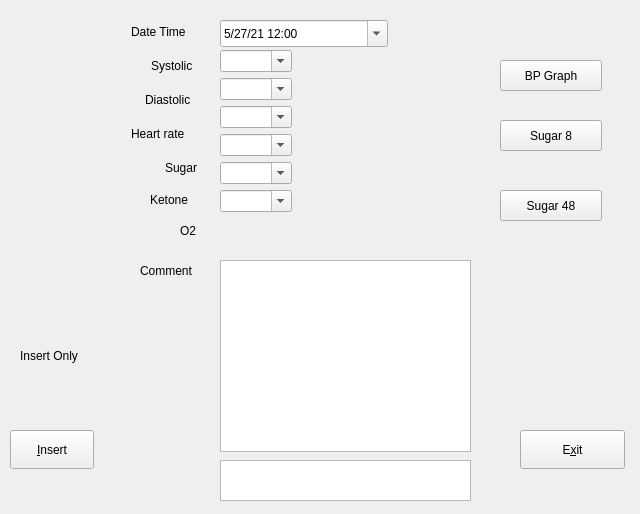
Before: the Qt Designer form forms/addvitals.ui in lbase/bpvitals, drawn with Qt 5.
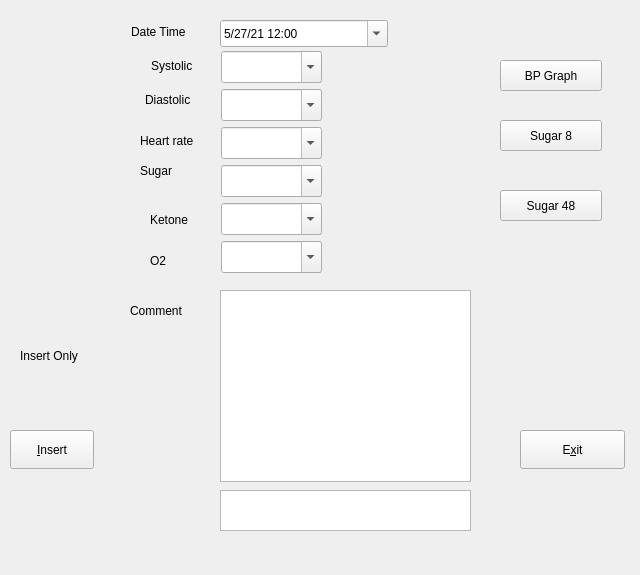
After: the same form once the commit is applied. Icons and pictures are not drawn.

Commit message: adjust combo boxes on addvitals form and make notes about DB prune

Patch:
```diff
--- a/forms/addvitals.ui
+++ b/forms/addvitals.ui
@@ -7,7 +7,7 @@
     <x>0</x>
     <y>0</y>
     <width>640</width>
-    <height>514</height>
+    <height>575</height>
    </rect>
   </property>
   <property name="windowTitle">
@@ -102,7 +102,7 @@
    <property name="geometry">
     <rect>
      <x>150</x>
-     <y>190</y>
+     <y>210</y>
      <width>61</width>
      <height>21</height>
     </rect>
@@ -118,7 +118,7 @@
    <property name="geometry">
     <rect>
      <x>220</x>
-     <y>460</y>
+     <y>490</y>
      <width>251</width>
      <height>41</height>
     </rect>
@@ -186,8 +186,8 @@
   <widget class="QLabel" name="lblcomment">
    <property name="geometry">
     <rect>
-     <x>140</x>
-     <y>260</y>
+     <x>130</x>
+     <y>300</y>
      <width>79</width>
      <height>21</height>
     </rect>
@@ -203,74 +203,17 @@
    <property name="geometry">
     <rect>
      <x>220</x>
-     <y>260</y>
+     <y>290</y>
      <width>251</width>
      <height>192</height>
     </rect>
    </property>
   </widget>
-  <widget class="QWidget" name="">
-   <property name="geometry">
-    <rect>
-     <x>220</x>
-     <y>50</y>
-     <width>100</width>
-     <height>199</height>
-    </rect>
-   </property>
-   <layout class="QFormLayout" name="formLayout">
-    <property name="fieldGrowthPolicy">
-     <enum>QFormLayout::ExpandingFieldsGrow</enum>
-    </property>
-    <item row="0" column="0">
-     <widget class="QComboBox" name="cmbsystolic">
-      <property name="editable">
-       <bool>true</bool>
-      </property>
-     </widget>
-    </item>
-    <item row="1" column="0">
-     <widget class="QComboBox" name="cmbdiastolic">
-      <property name="editable">
-       <bool>true</bool>
-      </property>
-     </widget>
-    </item>
-    <item row="2" column="0">
-     <widget class="QComboBox" name="cmbheartrate">
-      <property name="editable">
-       <bool>true</bool>
-      </property>
-     </widget>
-    </item>
-    <item row="3" column="0">
-     <widget class="QComboBox" name="cmbsugar">
-      <property name="editable">
-       <bool>true</bool>
-      </property>
-     </widget>
-    </item>
-    <item row="4" column="0">
-     <widget class="QComboBox" name="cmbketone">
-      <property name="editable">
-       <bool>true</bool>
-      </property>
-     </widget>
-    </item>
-    <item row="5" column="0">
-     <widget class="QComboBox" name="cmboxy">
-      <property name="editable">
-       <bool>true</bool>
-      </property>
-     </widget>
-    </item>
-   </layout>
-  </widget>
   <widget class="QLabel" name="lblheartrate">
    <property name="geometry">
     <rect>
-     <x>131</x>
-     <y>123</y>
+     <x>140</x>
+     <y>130</y>
      <width>83</width>
      <height>21</height>
     </rect>
@@ -285,8 +228,8 @@
   <widget class="QLabel" name="lbloxy">
    <property name="geometry">
     <rect>
-     <x>180</x>
-     <y>220</y>
+     <x>150</x>
+     <y>250</y>
      <width>23</width>
      <height>21</height>
     </rect>
@@ -317,8 +260,8 @@
   <widget class="QLabel" name="lblsugar">
    <property name="geometry">
     <rect>
-     <x>165</x>
-     <y>157</y>
+     <x>140</x>
+     <y>160</y>
      <width>49</width>
      <height>21</height>
     </rect>
@@ -346,6 +289,93 @@
     <cstring>cmbsystolic</cstring>
    </property>
   </widget>
+  <widget class="QComboBox" name="cmbdiastolic">
+   <property name="geometry">
+    <rect>
+     <x>221</x>
+     <y>89</y>
+     <width>101</width>
+     <height>32</height>
+    </rect>
+   </property>
+   <property name="editable">
+    <bool>true</bool>
+   </property>
+  </widget>
+  <widget class="QComboBox" name="cmbsugar">
+   <property name="geometry">
+    <rect>
+     <x>221</x>
+     <y>165</y>
+     <width>101</width>
+     <height>32</height>
+    </rect>
+   </property>
+   <property name="editable">
+    <bool>true</bool>
+   </property>
+  </widget>
+  <widget class="QComboBox" name="cmbsystolic">
+   <property name="geometry">
+    <rect>
+     <x>221</x>
+     <y>51</y>
+     <width>101</width>
+     <height>32</height>
+    </rect>
+   </property>
+   <property name="editable">
+    <bool>true</bool>
+   </property>
+  </widget>
+  <widget class="QComboBox" name="cmboxy">
+   <property name="geometry">
+    <rect>
+     <x>221</x>
+     <y>241</y>
+     <width>101</width>
+     <height>32</height>
+    </rect>
+   </property>
+   <property name="editable">
+    <bool>true</bool>
+   </property>
+  </widget>
+  <widget class="QComboBox" name="cmbheartrate">
+   <property name="geometry">
+    <rect>
+     <x>221</x>
+     <y>127</y>
+     <width>101</width>
+     <height>32</height>
+    </rect>
+   </property>
+   <property name="editable">
+    <bool>true</bool>
+   </property>
+  </widget>
+  <widget class="QComboBox" name="cmbketone">
+   <property name="geometry">
+    <rect>
+     <x>221</x>
+     <y>203</y>
+     <width>101</width>
+     <height>32</height>
+    </rect>
+   </property>
+   <property name="editable">
+    <bool>true</bool>
+   </property>
+  </widget>
+  <zorder>dateTimeEdit</zorder>
+  <zorder>lbltime</zorder>
+  <zorder>lblcomment</zorder>
+  <zorder>lncomment</zorder>
+  <zorder>lblheartrate</zorder>
+  <zorder>lbloxy</zorder>
+  <zorder>lbldiastolic</zorder>
+  <zorder>lblsugar</zorder>
+  <zorder>syslabel</zorder>
   <zorder>btnInsert</zorder>
   <zorder>layoutWidget</zorder>
   <zorder>btnExit</zorder>
```
Left out of the diff: 2 changed lines with no effect on the pictures. The commit also changes 2 other files.
